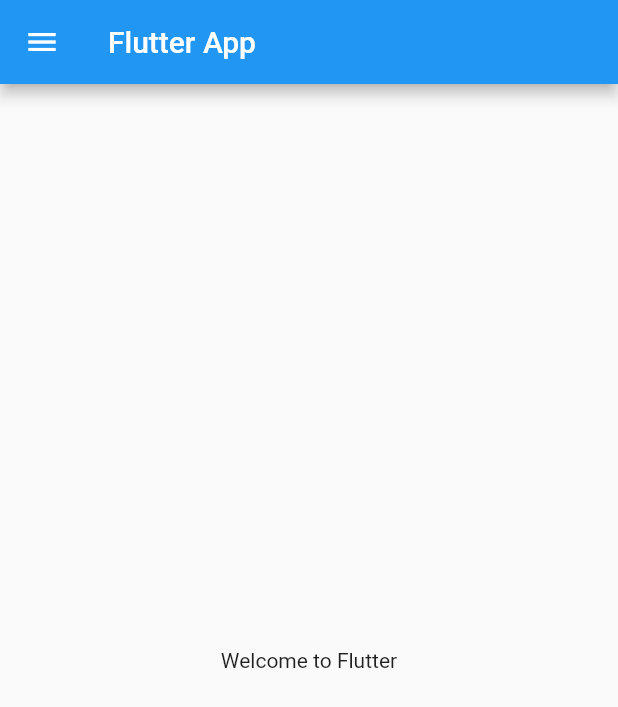
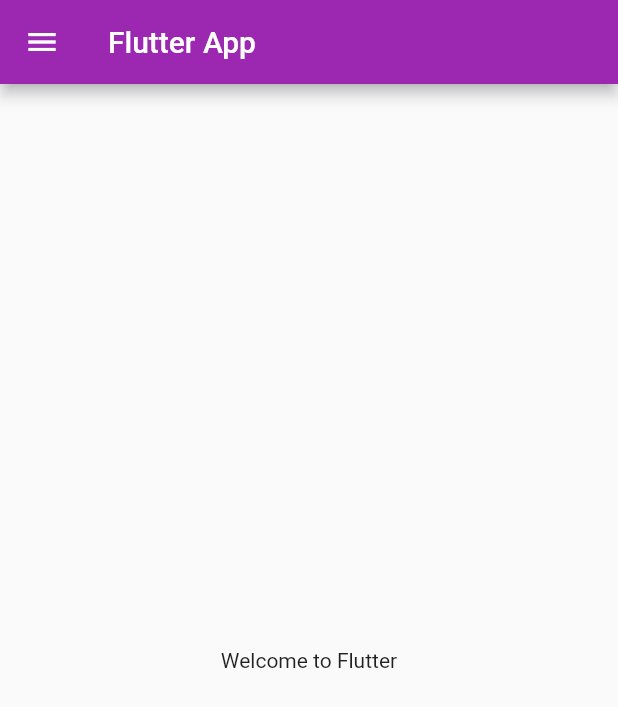
Before and after one commit to myselfdeepdas/FlutterCourse-Repo, a Flutter app: the screen it shows after launch, on a phone screen of 412 x 824 dp. Shown: the top 707 px of the screen. Run offline on Flutter 3.47's test engine with Material 2 defaults, Android fonts, the phone set to English and light mode, and no system bars.

Commit message:
Day 3 completed

```diff
--- a/lib/main.dart
+++ b/lib/main.dart
@@ -1,5 +1,6 @@
 import 'package:flutter/material.dart';
-import 'package:flutter_catalog/home_page.dart';
+import 'package:flutter_catalog/pages/home_page.dart';
+import 'package:flutter_catalog/pages/login_page.dart';
 
 
 void main() {
@@ -13,8 +14,16 @@ class MyApp extends StatelessWidget {
   @override
   Widget build(BuildContext context) {
     return MaterialApp(
-      home: HomePage(),
-
+      // home: HomePage(),
+      theme: ThemeData(
+        primarySwatch: Colors.purple,
+      ),
+      initialRoute: "/home",
+      routes: {
+        "/": (context) => LoginPage(),
+        "/home": (context) => HomePage(),
+        "/login": (context) => LoginPage()
+      },
     );
   }
 }
```
Also changed, not shown: lib/pages/login_page.dart (added, +22 -0 lines), lib/pages/home_page.dart (renamed from lib/home_page.dart).
